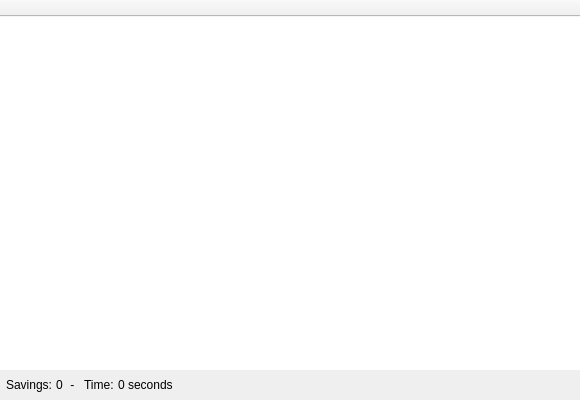
Qt form mainwindow.ui (ckaiser/PNGLiter) before a commit.
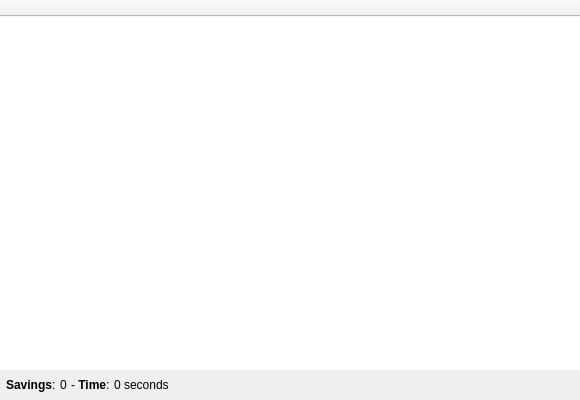
The same form after that commit. Icons and pictures are not drawn. Custom widgets are drawn as their Qt base class.

Commit message: Whoops! Missing file

Diff of the .ui file:
```diff
--- a/mainwindow.ui
+++ b/mainwindow.ui
@@ -104,7 +104,7 @@
        <item row="0" column="0">
         <widget class="QLabel" name="savingsTLabel">
          <property name="text">
-          <string>Savings:</string>
+          <string>&lt;b&gt;Savings&lt;/b&gt;:</string>
          </property>
         </widget>
        </item>
@@ -131,7 +131,7 @@
        <item row="0" column="2">
         <widget class="QLabel" name="timeTLabel">
          <property name="text">
-          <string> -   Time:</string>
+          <string> -   &lt;b&gt;Time&lt;/b&gt;:</string>
          </property>
         </widget>
        </item>
```
Left out of the diff: 9 changed lines with no effect on the pictures. The commit also changes 2 other files.
